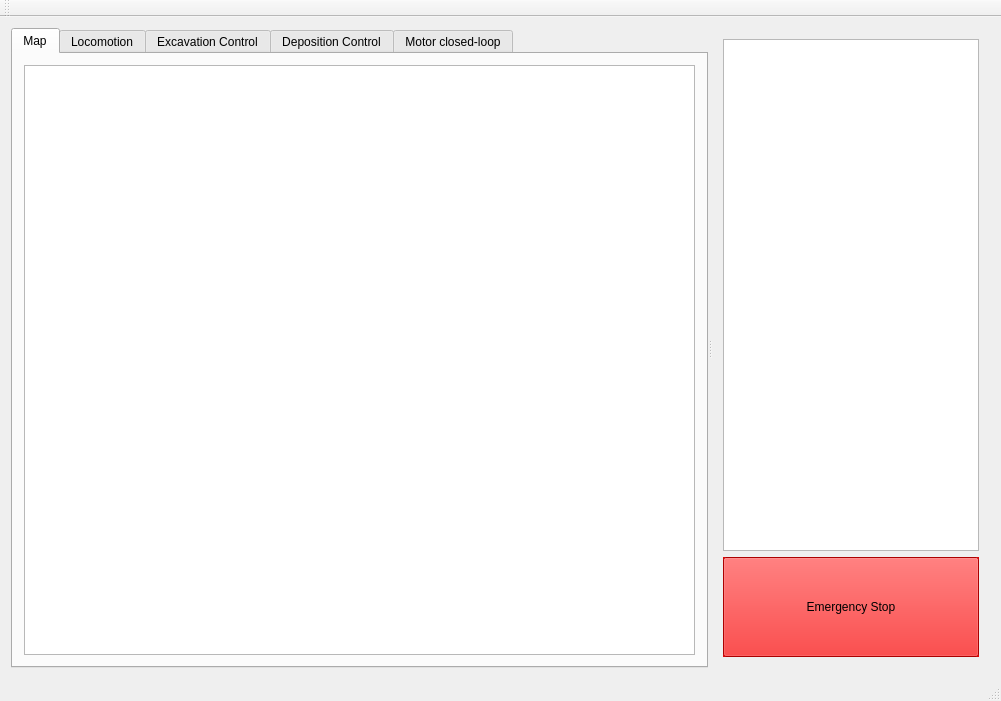
CWRUbotix/NASA-RMC-2017, file client/mainwindow.ui: the form before one commit.
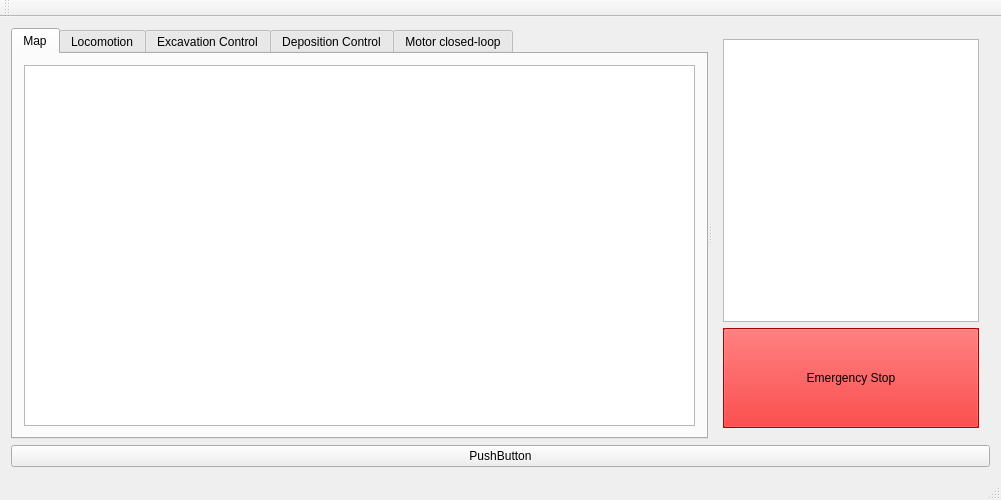
The form after the commit. The open tabs and pages were chosen to show the change.

Patch:
```diff
--- a/client/mainwindow.ui
+++ b/client/mainwindow.ui
@@ -7,7 +7,7 @@
     <x>0</x>
     <y>0</y>
     <width>1001</width>
-    <height>701</height>
+    <height>500</height>
    </rect>
   </property>
   <property name="windowTitle">
@@ -2989,6 +2989,13 @@
       </widget>
      </widget>
     </item>
+    <item>
+     <widget class="QPushButton" name="pushButton_3">
+      <property name="text">
+       <string>PushButton</string>
+      </property>
+     </widget>
+    </item>
    </layout>
   </widget>
   <widget class="QMenuBar" name="menuBar">
```
Left out of the diff: 2 changed lines with no effect on the pictures.
